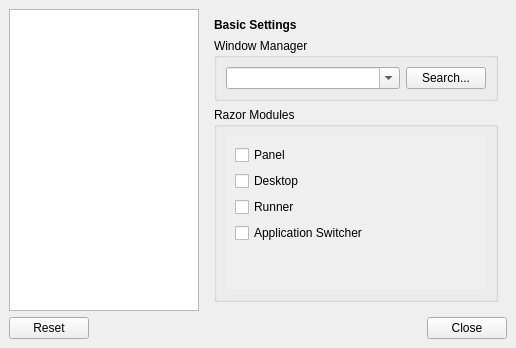
Qt form config/sessionconfigwindow.ui (lxqt/lxqt-session) before a commit.
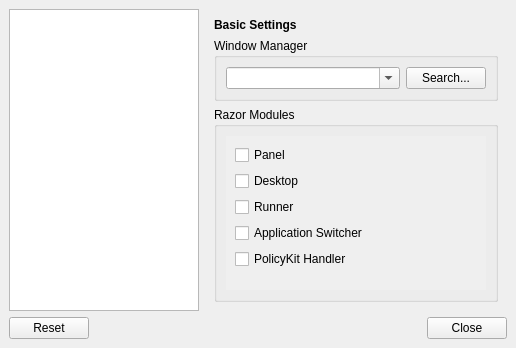
The same form after that commit. Custom widgets are drawn as their Qt base class.

Commit message: add razor-policykit-agent into config

Diff of the .ui file:
```diff
--- a/config/sessionconfigwindow.ui
+++ b/config/sessionconfigwindow.ui
@@ -101,7 +101,7 @@
                   <x>0</x>
                   <y>0</y>
                   <width>303</width>
-                  <height>137</height>
+                  <height>141</height>
                  </rect>
                 </property>
                 <layout class="QGridLayout" name="gridLayout_4">
@@ -133,7 +133,7 @@
                    </property>
                   </widget>
                  </item>
-                 <item row="4" column="0">
+                 <item row="5" column="0">
                   <spacer name="verticalSpacer">
                    <property name="orientation">
                     <enum>Qt::Vertical</enum>
@@ -146,6 +146,13 @@
                    </property>
                   </spacer>
                  </item>
+                 <item row="4" column="0">
+                  <widget class="QCheckBox" name="policyKitCheckBox">
+                   <property name="text">
+                    <string>PolicyKit Handler</string>
+                   </property>
+                  </widget>
+                 </item>
                 </layout>
                </widget>
               </widget>
```
Left out of the diff: 2 changed lines with no effect on the pictures. The commit also changes 1 other file.
